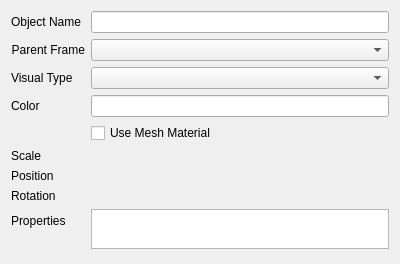
First picture: the form in ui/object_info.ui, repository ARoefer/giskard_ide, before the edit.
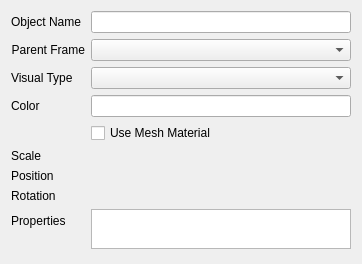
Second picture: the form after the edit. Custom widgets are drawn as their Qt base class.

What changed in the file:
```diff
--- a/ui/object_info.ui
+++ b/ui/object_info.ui
@@ -6,7 +6,7 @@
    <rect>
     <x>0</x>
     <y>0</y>
-    <width>400</width>
+    <width>362</width>
     <height>264</height>
    </rect>
   </property>
@@ -44,7 +44,14 @@
     </widget>
    </item>
    <item row="1" column="1">
-    <widget class="rviz::EditableComboBox" name="cbParentFrame"/>
+    <widget class="rviz::EditableComboBox" name="cbParentFrame">
+     <property name="sizePolicy">
+      <sizepolicy hsizetype="Minimum" vsizetype="Fixed">
+       <horstretch>0</horstretch>
+       <verstretch>0</verstretch>
+      </sizepolicy>
+     </property>
+    </widget>
    </item>
    <item row="2" column="0">
     <widget class="QLabel" name="label_3">
@@ -54,7 +61,14 @@
     </widget>
    </item>
    <item row="2" column="1">
-    <widget class="QComboBox" name="cbVisual"/>
+    <widget class="QComboBox" name="cbVisual">
+     <property name="sizePolicy">
+      <sizepolicy hsizetype="Minimum" vsizetype="Fixed">
+       <horstretch>0</horstretch>
+       <verstretch>0</verstretch>
+      </sizepolicy>
+     </property>
+    </widget>
    </item>
    <item row="3" column="0">
     <widget class="QLabel" name="label_4">
@@ -81,7 +95,14 @@
     </widget>
    </item>
    <item row="5" column="1">
-    <widget class="giskard_sim::VectorWidget" name="vwScale" native="true"/>
+    <widget class="giskard_sim::VectorWidget" name="vwScale" native="true">
+     <property name="sizePolicy">
+      <sizepolicy hsizetype="Minimum" vsizetype="Preferred">
+       <horstretch>0</horstretch>
+       <verstretch>0</verstretch>
+      </sizepolicy>
+     </property>
+    </widget>
    </item>
    <item row="6" column="0">
     <widget class="QLabel" name="label_6">
@@ -91,7 +112,14 @@
     </widget>
    </item>
    <item row="6" column="1">
-    <widget class="giskard_sim::VectorWidget" name="vwPosition" native="true"/>
+    <widget class="giskard_sim::VectorWidget" name="vwPosition" native="true">
+     <property name="sizePolicy">
+      <sizepolicy hsizetype="Minimum" vsizetype="Preferred">
+       <horstretch>0</horstretch>
+       <verstretch>0</verstretch>
+      </sizepolicy>
+     </property>
+    </widget>
    </item>
    <item row="7" column="0">
     <widget class="QLabel" name="label_7">
@@ -101,7 +129,14 @@
     </widget>
    </item>
    <item row="7" column="1">
-    <widget class="giskard_sim::VectorWidget" name="vwRotation" native="true"/>
+    <widget class="giskard_sim::VectorWidget" name="vwRotation" native="true">
+     <property name="sizePolicy">
+      <sizepolicy hsizetype="Minimum" vsizetype="Preferred">
+       <horstretch>0</horstretch>
+       <verstretch>0</verstretch>
+      </sizepolicy>
+     </property>
+    </widget>
    </item>
    <item row="8" column="0">
     <widget class="QLabel" name="label_8">
@@ -113,7 +148,7 @@
    <item row="8" column="1">
     <widget class="QPlainTextEdit" name="teProperties">
      <property name="sizePolicy">
-      <sizepolicy hsizetype="MinimumExpanding" vsizetype="Maximum">
+      <sizepolicy hsizetype="Minimum" vsizetype="Maximum">
        <horstretch>0</horstretch>
        <verstretch>0</verstretch>
       </sizepolicy>
```
